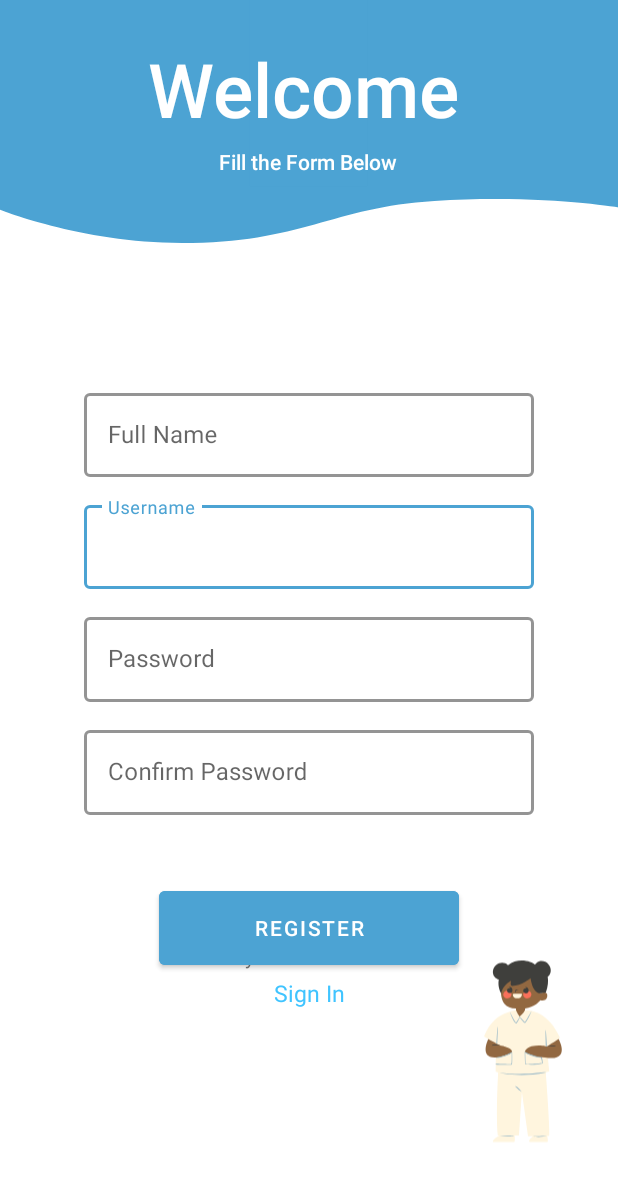
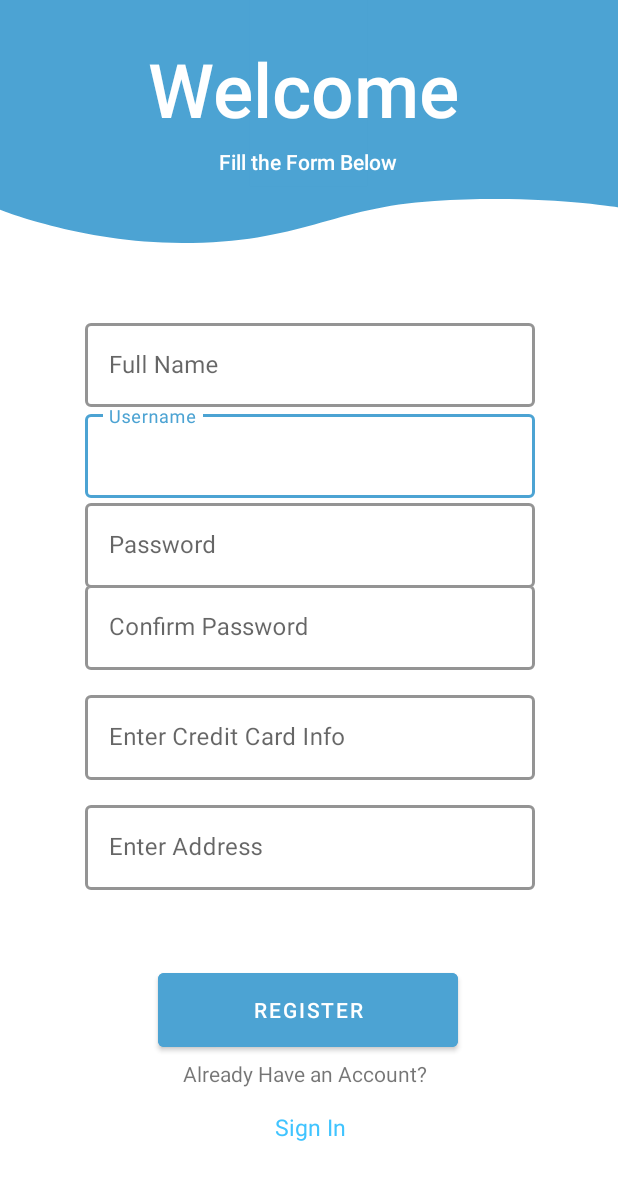
Before and after one commit to LD-UO/Labs-SEG-2505, an Android app: the NewClient screen opened directly, with no data from a screen before it, after a tap on "REGISTER", on a phone screen of 412 x 824 dp. Shown: the top 1181 px of the screen. Run offline under Robolectric (Android 15) with nearby library versions, the phone set to English and light mode, and no system bars; our stand-ins replace Firebase (no records; nobody signed in at launch, a user with empty details on screens opened directly); Roboto replaces fonts that are not available here.

Commit message:
final touches
joint effort Luke and Meekyle :weary:

```diff
--- a/Mealer_Project/app/src/main/java/com/example/myapplicationtutorial/Client.java
+++ b/Mealer_Project/app/src/main/java/com/example/myapplicationtutorial/Client.java
@@ -1,7 +1,25 @@
 package com.example.myapplicationtutorial;
 
 public class Client extends User{
+    private String address;
+    private String creditInfo;
     public Client(String id, String username, String password, String fullname){
         super(id,username,password,fullname);
     }
+
+    public String getCreditInfo() {
+        return creditInfo;
+    }
+
+    public void setCreditInfo(String creditInfo) {
+        this.creditInfo = creditInfo;
+    }
+
+    public String getAddress() {
+        return address;
+    }
+
+    public void setAddress(String address) {
+        this.address = address;
+    }
 }
--- a/Mealer_Project/app/src/main/java/com/example/myapplicationtutorial/NewChef.java
+++ b/Mealer_Project/app/src/main/java/com/example/myapplicationtutorial/NewChef.java
@@ -88,7 +88,7 @@ public class NewChef extends AppCompatActivity {
                 EditText confirmpasswordnewchef = (EditText) findViewById(R.id.confirmpasswordnewclient);
                 EditText description = (EditText)findViewById(R.id.chefDescription);
                 EditText address = (EditText)findViewById(R.id.chefAddress);
-                if (fullnamenewchef.getText().toString().trim().isEmpty() || usernamenewchef.getText().toString().trim().isEmpty() ||
+                if (takePhoto.getDrawable()!=null||fullnamenewchef.getText().toString().trim().isEmpty() || usernamenewchef.getText().toString().trim().isEmpty() ||
                         passwordnewchef.getText().toString().trim().isEmpty() || confirmpasswordnewchef.getText().toString().trim().isEmpty()
                         ||description.getText().toString().trim().isEmpty()||address.getText().toString().trim().isEmpty()) {
 
--- a/Mealer_Project/app/src/main/java/com/example/myapplicationtutorial/NewClient.java
+++ b/Mealer_Project/app/src/main/java/com/example/myapplicationtutorial/NewClient.java
@@ -10,6 +10,7 @@ import android.view.View;
 import android.widget.Button;
 import android.widget.EditText;
 import android.widget.TextView;
+import android.widget.Toast;
 
 import com.google.android.material.snackbar.Snackbar;
 import com.google.firebase.database.DataSnapshot;
@@ -34,6 +35,8 @@ public class NewClient extends AppCompatActivity {
     private String username;
     private String password;
     private String fullname;
+    private String addressString;
+    private String creditInfoString;
     List<String> usernames;
 
     @Override
@@ -67,10 +70,12 @@ public class NewClient extends AppCompatActivity {
                 EditText usernamenewclient = (EditText) findViewById(R.id.usernamenewclient);
                 EditText passwordnewclient = (EditText) findViewById(R.id.passwordnewclient);
                 EditText confirmpasswordnewclient = (EditText) findViewById(R.id.confirmpasswordnewclient);
-                if (fullnamenewclient.getText().toString().trim().isEmpty() || usernamenewclient.getText().toString().trim().isEmpty() ||
+                EditText creditInfo = (EditText) findViewById(R.id.creditCard);
+                EditText address = (EditText) findViewById(R.id.clientAddress);
+
+                if (address.getText().toString().trim().isEmpty()||creditInfo.getText().toString().trim().isEmpty()||fullnamenewclient.getText().toString().trim().isEmpty() || usernamenewclient.getText().toString().trim().isEmpty() ||
                         passwordnewclient.getText().toString().trim().isEmpty() || confirmpasswordnewclient.getText().toString().trim().isEmpty()) {
-                    Log.d("TAG","Username or Password cannot be empty");
-                    //Toast.makeText(GeneralLogin.this, "Username or Password cannot be empty", Toast.LENGTH_LONG).show();
+                    Toast.makeText(NewClient.this, "Username or Password cannot be empty", Toast.LENGTH_LONG).show();
                 } else if (passwordnewclient.getText().toString().equals(confirmpasswordnewclient.getText().toString()) == false){
                     Snackbar passwordsDontMatch = Snackbar.make(view, "Passwords do not match", Snackbar.LENGTH_LONG);
                     passwordsDontMatch.show();
@@ -79,6 +84,8 @@ public class NewClient extends AppCompatActivity {
                     username = usernamenewclient.getText().toString().trim();
                     password = passwordnewclient.getText().toString().trim();
                     fullname = fullnamenewclient.getText().toString().trim();
+                    addressString = address.getText().toString().trim();
+                    creditInfoString = creditInfo.getText().toString().trim();
                     boolean addData = true;
                     for (int i = 0; i < usernames.size(); i++){
                         if (username.equals(usernames.get(i))){
@@ -102,7 +109,8 @@ public class NewClient extends AppCompatActivity {
         //Assumes chef attributes are correct
 
         Client newClient = new Client(databaseReference.push().getKey(),username,password,fullname);
-
+        newClient.setCreditInfo(creditInfoString);
+        newClient.setAddress(addressString);
         databaseReference.child(newClient.getId()).setValue(newClient);
     }
 
--- a/Mealer_Project/app/src/main/java/com/example/myapplicationtutorial/OrderMeal.java
+++ b/Mealer_Project/app/src/main/java/com/example/myapplicationtutorial/OrderMeal.java
@@ -200,11 +200,12 @@ public class OrderMeal extends AppCompatActivity {
                                     String totalNumberRatings = chefSnapshot.child("numberOfRatings").getValue(String.class);
                                     String orderChefDesc = chefSnapshot.child("description").getValue(String.class);
                                     String totalRatings = chefSnapshot.child("totalRating").getValue(String.class);
-
+                                    String address = chefSnapshot.child("address").getValue(String.class);
                                     ordersChef = new Chef(chefID, orderedChefUsername, orderedChefPassword, orderedChefFullName);
                                     ordersChef.setTotalRating(totalRatings);
                                     ordersChef.setNumberOfRatings(totalNumberRatings);
                                     ordersChef.setDescription(orderChefDesc);
+                                    ordersChef.setAddress(address);
                                 }
 
                             }
@@ -255,6 +256,7 @@ public class OrderMeal extends AppCompatActivity {
         TextView rating = dialogView.findViewById(R.id.rating);
         TextView chefDescription = dialogView.findViewById(R.id.chefDescription);
         TextView mealDescription = dialogView.findViewById(R.id.mealdescription);
+        TextView chefAddress = dialogView.findViewById(R.id.chefAddress);
 
         mealName.setText(mealName.getText() + meal.getName());
         ingredients.setText(ingredients.getText() + meal.getIngredients());
@@ -266,6 +268,7 @@ public class OrderMeal extends AppCompatActivity {
         rating.setText(rating.getText() + (Math.round((Double.parseDouble(ordersChef.getTotalRating()) / Double.parseDouble(ordersChef.getNumberOfRatings()))) + ""));
         chefDescription.setText(chefDescription.getText() + ordersChef.getDescription());
         mealDescription.setText(mealDescription.getText() + meal.getDescription());
+        chefAddress.setText(chefAddress.getText() + ordersChef.getAddress());
 
         final Button order = (Button) dialogView.findViewById(R.id.order);
 
--- a/Mealer_Project/app/src/main/res/layout/activity_newclient.xml
+++ b/Mealer_Project/app/src/main/res/layout/activity_newclient.xml
@@ -5,6 +5,7 @@
     android:layout_width="match_parent"
     android:layout_height="match_parent"
     tools:context="NewClient">
+
 
     <TextView
         android:id="@+id/textView19"
@@ -14,8 +15,10 @@
         android:text="Already Have an Account? "
         app:layout_constraintBottom_toBottomOf="parent"
         app:layout_constraintEnd_toEndOf="parent"
+        app:layout_constraintHorizontal_bias="0.497"
         app:layout_constraintStart_toStartOf="parent"
-        app:layout_constraintTop_toTopOf="parent" />
+        app:layout_constraintTop_toTopOf="parent"
+        app:layout_constraintVertical_bias="0.721" />
 
     <TextView
         android:id="@+id/textView20"
@@ -29,22 +32,23 @@
         android:textSize="15sp"
         app:layout_constraintBottom_toBottomOf="parent"
         app:layout_constraintEnd_toEndOf="parent"
+        app:layout_constraintHorizontal_bias="0.0"
         app:layout_constraintStart_toStartOf="parent"
-        app:layout_constraintTop_toTopOf="parent" />
-
-
+        app:layout_constraintTop_toTopOf="parent"
+        app:layout_constraintVertical_bias="0.796" />
 
     <Button
         android:id="@+id/login2"
         android:layout_width="200dp"
         android:layout_height="61dp"
-        android:layout_marginBottom="130dp"
         android:backgroundTint="#4CA3D3"
         android:text="Register"
         app:layout_constraintBottom_toBottomOf="parent"
         app:layout_constraintEnd_toEndOf="parent"
+        app:layout_constraintHorizontal_bias="0.497"
         app:layout_constraintStart_toStartOf="parent"
-        app:layout_constraintTop_toBottomOf="@+id/confirmpasswordnewch" />
+        app:layout_constraintTop_toTopOf="parent"
+        app:layout_constraintVertical_bias="0.843" />
 
     <com.google.android.material.textfield.TextInputLayout
         android:id="@+id/usernamenewch"
@@ -61,8 +65,10 @@
         app:hintTextColor="@color/Maincolor"
         app:layout_constraintBottom_toBottomOf="parent"
         app:layout_constraintEnd_toEndOf="parent"
+        app:layout_constraintHorizontal_bias="0.504"
         app:layout_constraintStart_toStartOf="parent"
-        app:layout_constraintTop_toTopOf="parent">
+        app:layout_constraintTop_toTopOf="parent"
+        app:layout_constraintVertical_bias="0.408">
 
         <com.google.android.material.textfield.TextInputEditText
             android:id="@+id/usernamenewclient"
@@ -85,14 +91,70 @@
         app:endIconTint="#F6E7E7"
         app:layout_constraintBottom_toBottomOf="parent"
         app:layout_constraintEnd_toEndOf="parent"
+        app:layout_constraintHorizontal_bias="0.504"
         app:layout_constraintStart_toStartOf="parent"
-        app:layout_constraintTop_toTopOf="parent">
+        app:layout_constraintTop_toTopOf="parent"
+        app:layout_constraintVertical_bias="0.329">
 
         <com.google.android.material.textfield.TextInputEditText
-            android:inputType="textPassword"
             android:id="@+id/confirmpasswordnewclient"
             android:layout_width="match_parent"
-            android:layout_height="wrap_content" />
+            android:layout_height="wrap_content"
+            android:inputType="textPassword" />
+
+    </com.google.android.material.textfield.TextInputLayout>
+
+    <com.google.android.material.textfield.TextInputLayout
+        android:id="@+id/clientAddressLayout"
+        style="@style/Widget.MaterialComponents.TextInputLayout.OutlinedBox"
+        android:layout_width="300dp"
+        android:layout_height="wrap_content"
+        android:layout_marginTop="200dp"
+        android:backgroundTint="@color/Maincolor"
+        android:hint="Enter Address"
+        app:boxBackgroundColor="#FFFFFF"
+        app:boxStrokeColor="@color/Maincolor"
+        app:boxStrokeWidth="2dp"
+        app:endIconTint="#F6E7E7"
+        app:layout_constraintBottom_toBottomOf="parent"
+        app:layout_constraintEnd_toEndOf="parent"
+        app:layout_constraintHorizontal_bias="0.504"
+        app:layout_constraintStart_toStartOf="parent"
+        app:layout_constraintTop_toTopOf="parent"
+        app:layout_constraintVertical_bias="0.589">
+
+        <com.google.android.material.textfield.TextInputEditText
+            android:id="@+id/clientAddress"
+            android:layout_width="match_parent"
+            android:layout_height="wrap_content"
+            android:inputType="textPassword" />
+
+    </com.google.android.material.textfield.TextInputLayout>
+
+    <com.google.android.material.textfield.TextInputLayout
+        android:id="@+id/creditCardLayout"
+        style="@style/Widget.MaterialComponents.TextInputLayout.OutlinedBox"
+        android:layout_width="300dp"
+        android:layout_height="wrap_content"
+        android:layout_marginTop="200dp"
+        android:backgroundTint="@color/Maincolor"
+        android:hint="Enter Credit Card Info"
+        app:boxBackgroundColor="#FFFFFF"
+        app:boxStrokeColor="@color/Maincolor"
+        app:boxStrokeWidth="2dp"
+        app:endIconTint="#F6E7E7"
+        app:layout_constraintBottom_toBottomOf="parent"
+        app:layout_constraintEnd_toEndOf="parent"
+        app:layout_constraintHorizontal_bias="0.504"
+        app:layout_constraintStart_toStartOf="parent"
+        app:layout_constraintTop_toTopOf="parent"
+        app:layout_constraintVertical_bias="0.459">
+
+        <com.google.android.material.textfield.TextInputEditText
+            android:id="@+id/creditCard"
+            android:layout_width="match_parent"
+            android:layout_height="wrap_content"
+            android:inputType="textPassword" />
 
     </com.google.android.material.textfield.TextInputLayout>
 
@@ -111,8 +173,10 @@
         app:hintTextColor="@color/Maincolor"
         app:layout_constraintBottom_toBottomOf="parent"
         app:layout_constraintEnd_toEndOf="parent"
+        app:layout_constraintHorizontal_bias="0.504"
         app:layout_constraintStart_toStartOf="parent"
-        app:layout_constraintTop_toTopOf="parent">
+        app:layout_constraintTop_toTopOf="parent"
+        app:layout_constraintVertical_bias="0.393">
 
         <com.google.android.material.textfield.TextInputEditText
             android:id="@+id/passwordnewclient"
@@ -136,8 +200,10 @@
         app:hintTextColor="@color/Maincolor"
         app:layout_constraintBottom_toBottomOf="parent"
         app:layout_constraintEnd_toEndOf="parent"
+        app:layout_constraintHorizontal_bias="0.504"
         app:layout_constraintStart_toStartOf="parent"
-        app:layout_constraintTop_toTopOf="parent">
+        app:layout_constraintTop_toTopOf="parent"
+        app:layout_constraintVertical_bias="0.409">
 
         <com.google.android.material.textfield.TextInputEditText
             android:id="@+id/fullnamenewclient"
@@ -185,17 +251,4 @@
 
     </LinearLayout>
 
-    <ImageView
-        android:id="@+id/imageView3"
-        android:layout_width="148dp"
-        android:layout_height="194dp"
-        android:layout_marginStart="275dp"
-        android:layout_marginTop="575dp"
-        android:src="@drawable/client"
-        app:layout_constraintBottom_toBottomOf="parent"
-        app:layout_constraintEnd_toEndOf="parent"
-        app:layout_constraintHorizontal_bias="0.0"
-        app:layout_constraintStart_toStartOf="parent"
-        app:layout_constraintTop_toTopOf="parent" />
-
 </androidx.constraintlayout.widget.ConstraintLayout>
--- a/Mealer_Project/app/src/main/res/layout/menu_list_alt.xml
+++ b/Mealer_Project/app/src/main/res/layout/menu_list_alt.xml
@@ -2,17 +2,16 @@
 <androidx.constraintlayout.widget.ConstraintLayout xmlns:android="http://schemas.android.com/apk/res/android"
     xmlns:app="http://schemas.android.com/apk/res-auto"
     android:layout_width="match_parent"
-    android:layout_height="match_parent">
+    android:layout_height="200dp">
 
     <TextView
         android:id="@+id/meal_name2"
         android:layout_width="match_parent"
-        android:layout_height="wrap_content"
-        android:layout_marginBottom="712dp"
+        android:layout_height="match_parent"
         android:text="Name"
-        android:textSize="25dp"
         android:textAlignment="center"
         android:textColor="@color/Maincolor"
+        android:textSize="25dp"
         app:layout_constraintBottom_toBottomOf="parent"
         app:layout_constraintEnd_toEndOf="parent"
         app:layout_constraintStart_toStartOf="parent"
--- a/Mealer_Project/app/src/main/res/layout/view_meal_item.xml
+++ b/Mealer_Project/app/src/main/res/layout/view_meal_item.xml
@@ -155,6 +155,20 @@
                 android:layout_height="match_parent">
 
                 <TextView
+                    android:id="@+id/chefAddress"
+                    android:layout_width="227dp"
+                    android:layout_height="match_parent"
+                    android:fontFamily="sans-serif"
+                    android:text="Pick Up Location:"
+                    android:textAlignment="gravity"
+                    android:textColor="#FFFFFF"
+                    android:textSize="16sp" />
+            </TableRow>
+            <TableRow
+                android:layout_width="match_parent"
+                android:layout_height="match_parent">
+
+                <TextView
                     android:id="@+id/mealdescription"
                     android:layout_width="227dp"
                     android:layout_height="match_parent"
@@ -173,6 +187,7 @@
                 android:textAlignment="gravity"
                 android:textColor="#FFFFFF"
                 android:textSize="16sp" />
+
 
         </TableLayout>
 
```
